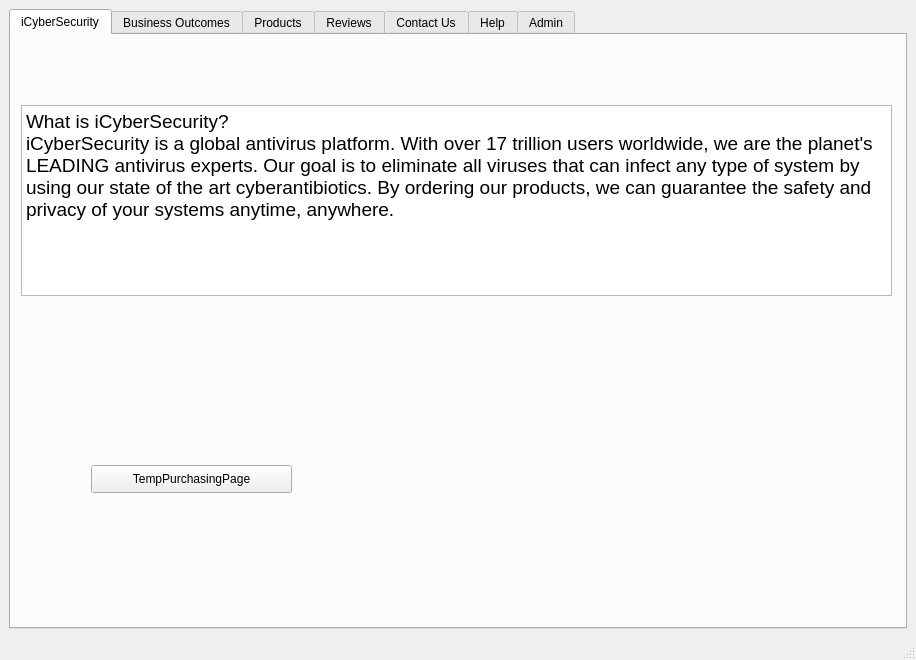
Before: the Qt Designer form iCyberSecurity-master/iCyberSecurity-master/iCyberSecurity/mainwindow.ui in shatfield4/iCyberSecurity, drawn with Qt 5.
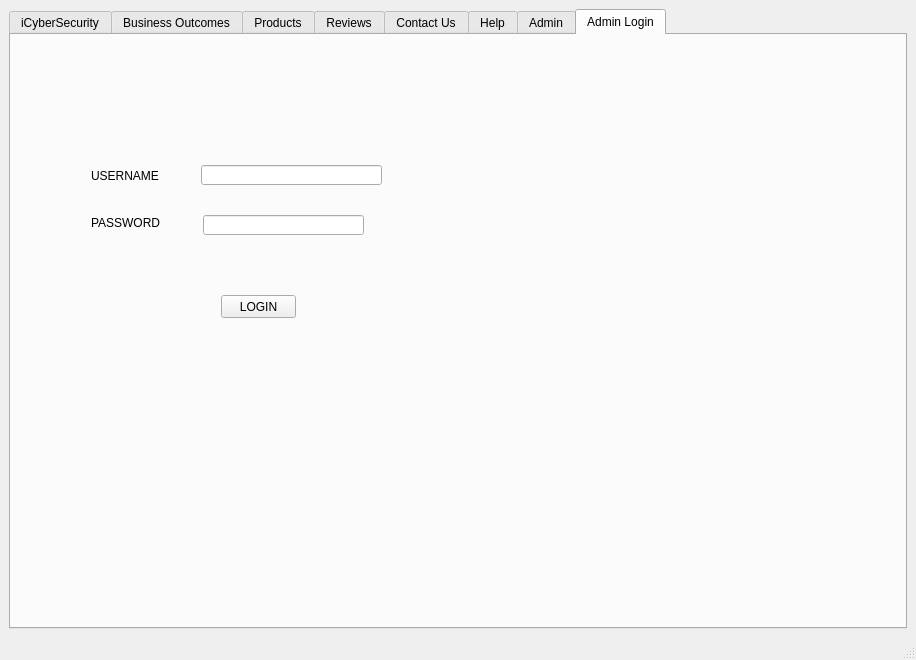
After: the same form once the commit is applied. The open tabs and pages were chosen to show the change.

```diff
--- a/iCyberSecurity-master/iCyberSecurity-master/iCyberSecurity/mainwindow.ui
+++ b/iCyberSecurity-master/iCyberSecurity-master/iCyberSecurity/mainwindow.ui
@@ -18,7 +18,7 @@
     <item>
      <widget class="QTabWidget" name="tabsCustomer">
       <property name="currentIndex">
-       <number>0</number>
+       <number>7</number>
       </property>
       <widget class="QWidget" name="tabCOO">
        <attribute name="title">
@@ -37,7 +37,7 @@
          <string>&lt;!DOCTYPE HTML PUBLIC &quot;-//W3C//DTD HTML 4.0//EN&quot; &quot;http://www.w3.org/TR/REC-html40/strict.dtd&quot;&gt;
 &lt;html&gt;&lt;head&gt;&lt;meta name=&quot;qrichtext&quot; content=&quot;1&quot; /&gt;&lt;style type=&quot;text/css&quot;&gt;
 p, li { white-space: pre-wrap; }
-&lt;/style&gt;&lt;/head&gt;&lt;body style=&quot; font-family:'MS UI Gothic'; font-size:9pt; font-weight:400; font-style:normal;&quot;&gt;
+&lt;/style&gt;&lt;/head&gt;&lt;body style=&quot; font-family:'MS Shell Dlg 2'; font-size:8.25pt; font-weight:400; font-style:normal;&quot;&gt;
 &lt;p style=&quot; margin-top:0px; margin-bottom:0px; margin-left:0px; margin-right:0px; -qt-block-indent:0; text-indent:0px;&quot;&gt;&lt;span style=&quot; font-family:'MS Shell Dlg 2'; font-size:14pt;&quot;&gt;What is iCyberSecurity?&lt;br /&gt;iCyberSecurity is a global antivirus platform. With over 17 trillion users worldwide, we are the planet's LEADING antivirus experts. Our goal is to eliminate all viruses that can infect any type of system by using our state of the art cyberantibiotics. By ordering our products, we can guarantee the safety and privacy of your systems anytime, anywhere.&lt;/span&gt;&lt;/p&gt;&lt;/body&gt;&lt;/html&gt;</string>
         </property>
        </widget>
@@ -545,6 +545,70 @@
         </layout>
        </widget>
       </widget>
+      <widget class="QWidget" name="tabAdminLogin">
+       <attribute name="title">
+        <string>Admin Login</string>
+       </attribute>
+       <widget class="QLabel" name="label">
+        <property name="geometry">
+         <rect>
+          <x>80</x>
+          <y>130</y>
+          <width>71</width>
+          <height>21</height>
+         </rect>
+        </property>
+        <property name="text">
+         <string>USERNAME</string>
+        </property>
+       </widget>
+       <widget class="QLabel" name="label_2">
+        <property name="geometry">
+         <rect>
+          <x>80</x>
+          <y>180</y>
+          <width>91</width>
+          <height>16</height>
+         </rect>
+        </property>
+        <property name="text">
+         <string>PASSWORD</string>
+        </property>
+       </widget>
+       <widget class="QLineEdit" name="lineEditUsername">
+        <property name="geometry">
+         <rect>
+          <x>190</x>
+          <y>130</y>
+          <width>181</width>
+          <height>20</height>
+         </rect>
+        </property>
+       </widget>
+       <widget class="QLineEdit" name="lineEditPassword">
+        <property name="geometry">
+         <rect>
+          <x>192</x>
+          <y>180</y>
+          <width>161</width>
+          <height>20</height>
+         </rect>
+        </property>
+       </widget>
+       <widget class="QPushButton" name="buttonLogin">
+        <property name="geometry">
+         <rect>
+          <x>210</x>
+          <y>260</y>
+          <width>75</width>
+          <height>23</height>
+         </rect>
+        </property>
+        <property name="text">
+         <string>LOGIN</string>
+        </property>
+       </widget>
+      </widget>
      </widget>
     </item>
    </layout>
```
Left out of the diff: 20 changed lines with no effect on the pictures.
